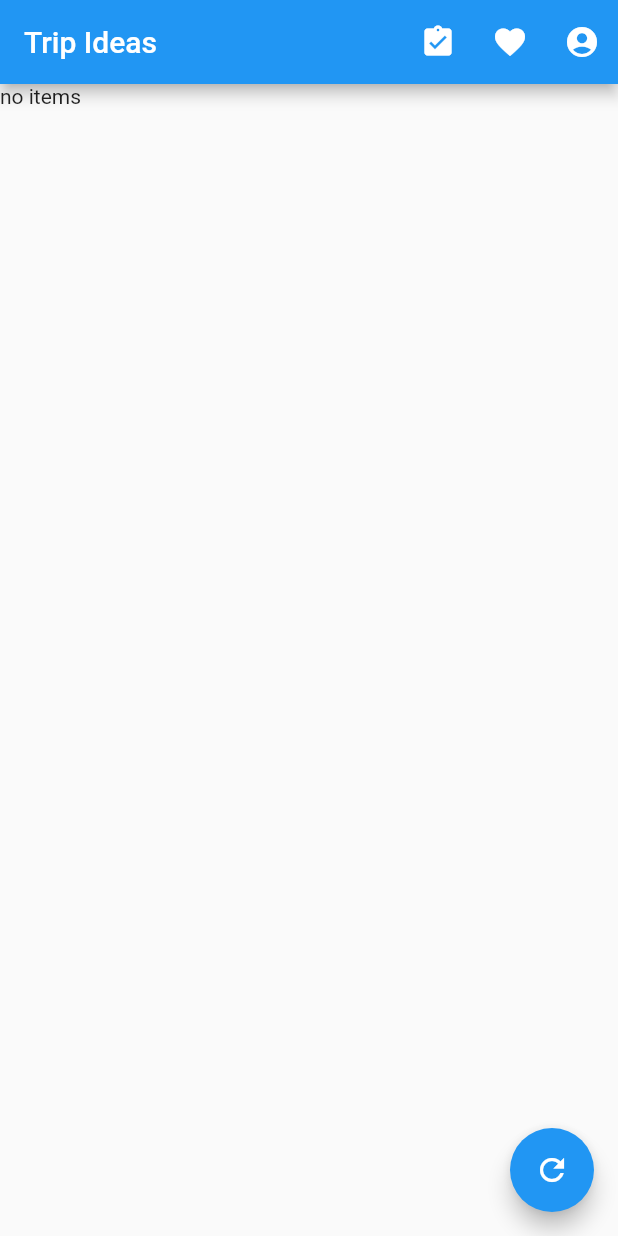
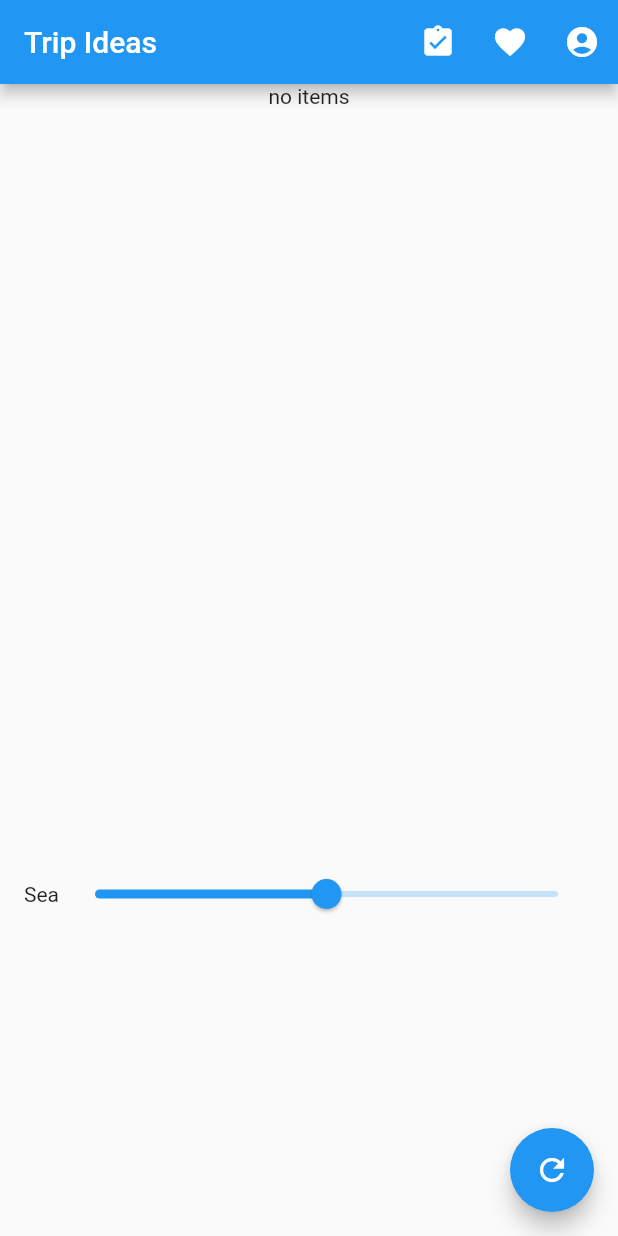
Before and after one commit to Dev1an/trip_ideas, a Flutter app: the screen it shows after launch, on a phone screen of 412 x 824 dp. Run offline on Flutter 3.47's test engine with Material 2 defaults, Android fonts, the phone set to English and light mode, and no system bars; our stand-ins replace csv, flutter_swiper, sqflite; accounts and stored records are empty.

Commit message:
Add basic non changeable slider

```diff
--- a/lib/bubbleScreen/BubbleScreen.dart
+++ b/lib/bubbleScreen/BubbleScreen.dart
@@ -46,11 +46,31 @@ class BubbleScreenState extends State<BubbleScreen> {
               )
             ],
           ),
-          body: Bubbles(destinations: selectedDestinations),
+          body: Column(
+            children: [
+              Container(child: Bubbles(destinations: selectedDestinations), height: 500,),
+              ParameterSliders()
+            ],
+          ),
           floatingActionButton: FloatingActionButton(child: Icon(Icons.refresh), onPressed: () {
             setState(selectRandomPlaces);
           },),
         )
+    );
+  }
+}
+
+class ParameterSliders extends StatelessWidget {
+  @override
+  Widget build(BuildContext context) {
+    return Container(
+        child: Row(
+          children: [
+            Text('Sea'),
+            Flexible(child: Slider(value: 0.5, min: 0, max: 1, onChanged: (value) {print(value);},))
+          ],
+        ),
+        padding: EdgeInsets.all(16),
     );
   }
 }
```
